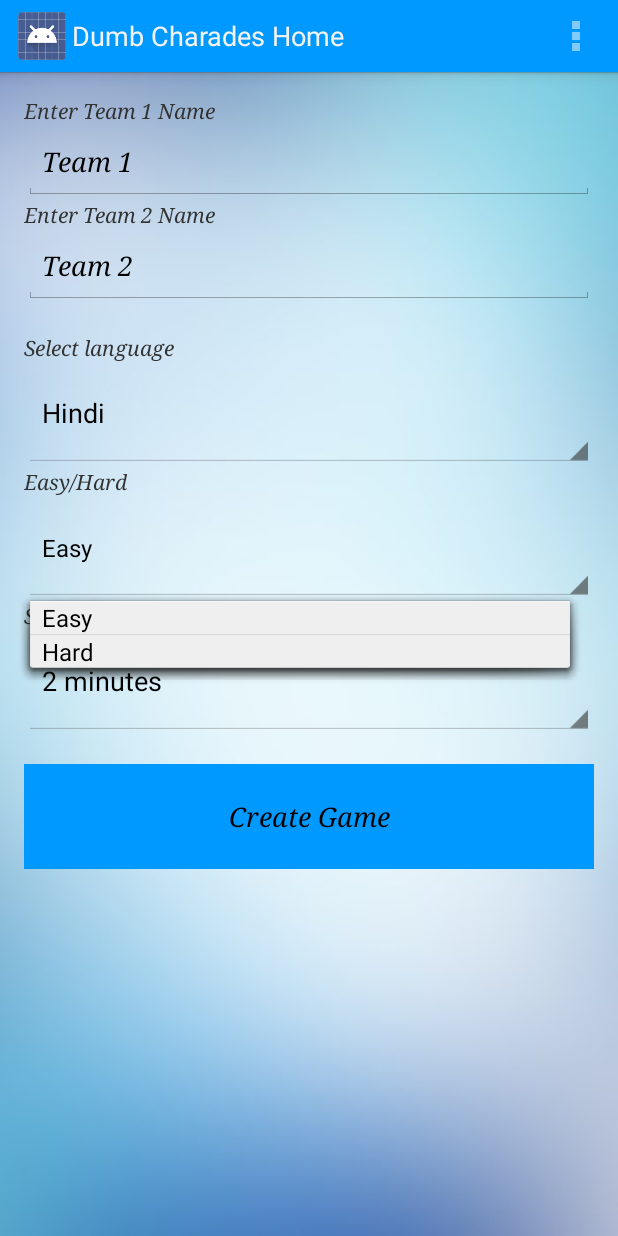
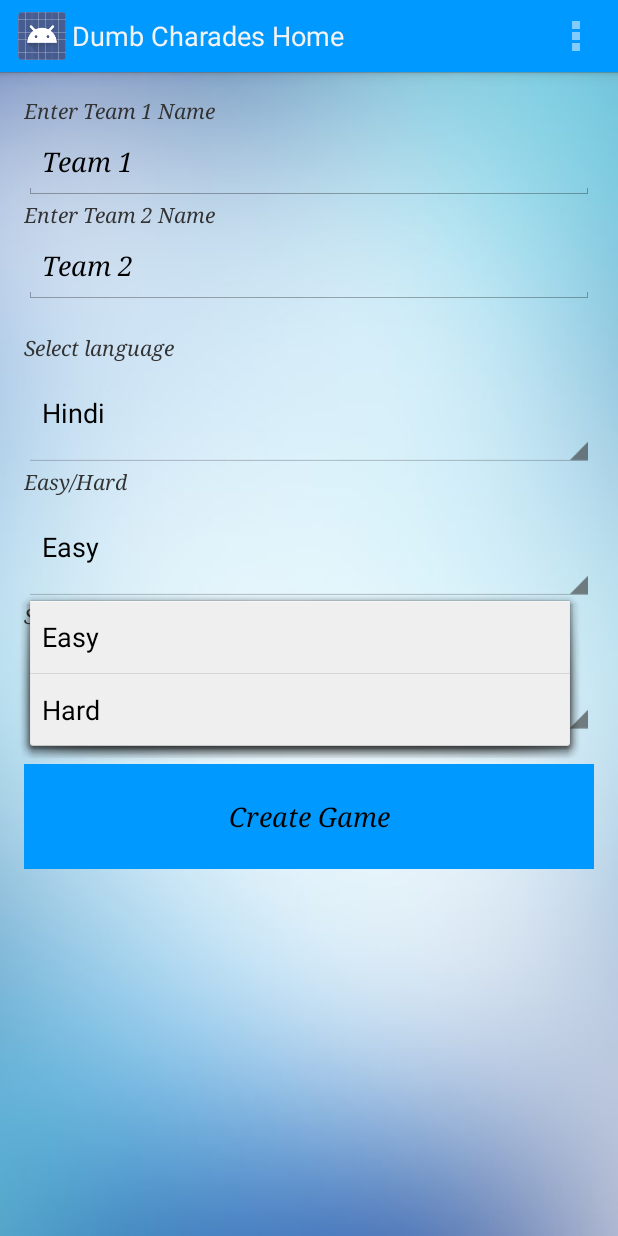
Before and after one commit to kishorependyala/DumbCharades, an Android app: the screen it shows after launch (HomeScreenActivity), after a tap on "Easy", on a phone screen of 412 x 824 dp. Run offline under Robolectric (Android 15) with nearby library versions, the phone set to English and light mode, and no system bars.

Commit message:
recorrected UI

```diff
--- a/app/src/main/java/com/teabreaktechnology/dumcharades/HomeScreenActivity.java
+++ b/app/src/main/java/com/teabreaktechnology/dumcharades/HomeScreenActivity.java
@@ -47,7 +47,7 @@ public class HomeScreenActivity extends Activity {
         final int[] difficultyLevel = new int[]{2, 1};
 
         final Spinner difficultyLevelSpinner = (Spinner) findViewById(R.id.difficultyLevel);
-        ArrayAdapter<String> difficultyLevelAdapter = new ArrayAdapter<String>(this, android.R.layout.simple_spinner_item, difficultyLevelForDropDown);
+        ArrayAdapter<String> difficultyLevelAdapter = new ArrayAdapter<String>(this, android.R.layout.simple_list_item_1, difficultyLevelForDropDown);
         difficultyLevelSpinner.setAdapter(difficultyLevelAdapter);
 
 
```
